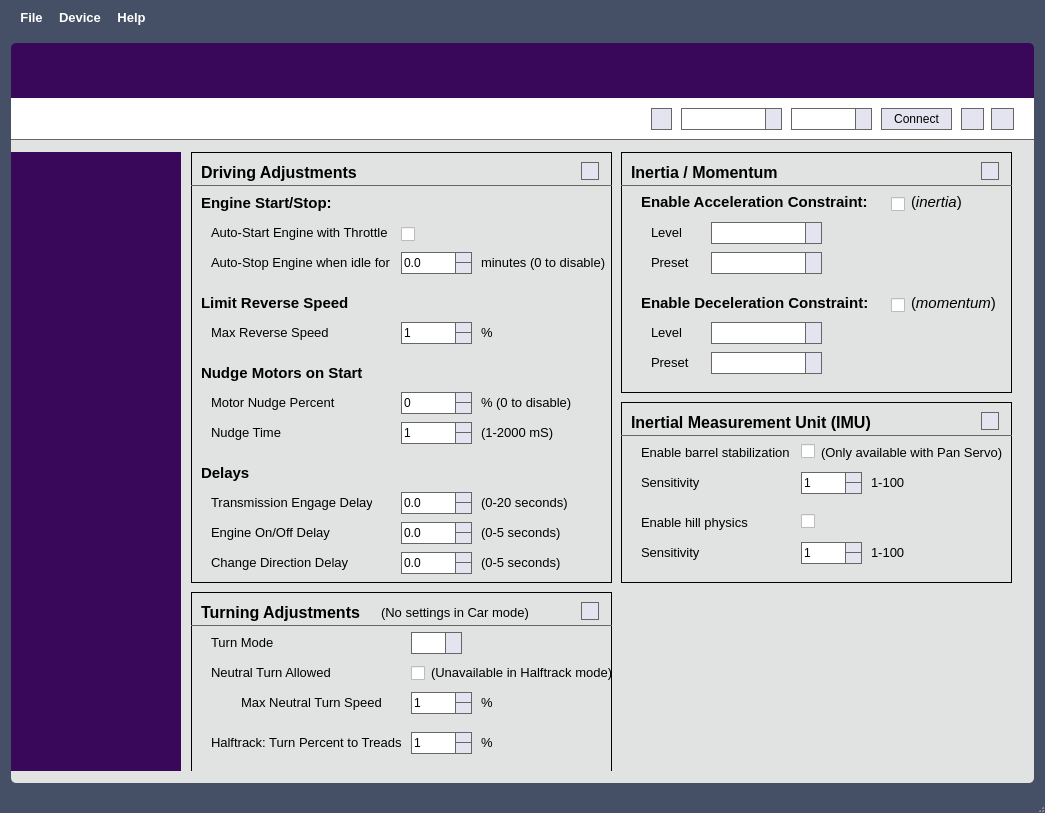
Above: mainwindow.ui from OpenPanzerProject/OP-Config before the change. Below: the same form after it.
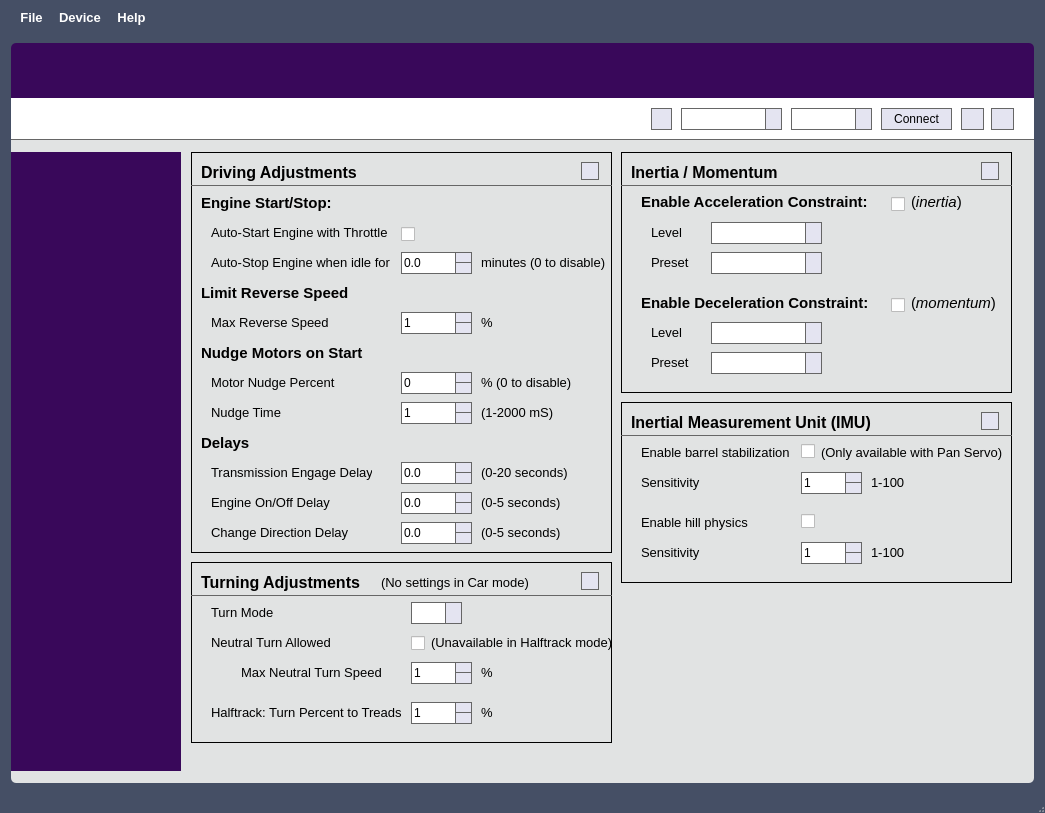
That is the form after the change. The open tabs and pages were chosen to show the change. Icons and pictures are not drawn. Custom widgets are drawn as their Qt base class.

What changed in the file:
```diff
--- a/mainwindow.ui
+++ b/mainwindow.ui
@@ -7711,7 +7711,7 @@
                 <property name="geometry">
                  <rect>
                   <x>10</x>
-                  <y>440</y>
+                  <y>410</y>
                   <width>421</width>
                   <height>181</height>
                  </rect>
@@ -7984,7 +7984,7 @@
                   <x>10</x>
                   <y>0</y>
                   <width>421</width>
-                  <height>431</height>
+                  <height>401</height>
                  </rect>
                 </property>
                 <property name="frameShape">
@@ -8015,7 +8015,7 @@
                  <property name="geometry">
                   <rect>
                    <x>20</x>
-                   <y>170</y>
+                   <y>160</y>
                    <width>151</width>
                    <height>21</height>
                   </rect>
@@ -8071,7 +8071,7 @@
                  <property name="geometry">
                   <rect>
                    <x>210</x>
-                   <y>170</y>
+                   <y>160</y>
                    <width>71</width>
                    <height>22</height>
                   </rect>
@@ -8087,7 +8087,7 @@
                  <property name="geometry">
                   <rect>
                    <x>290</x>
-                   <y>170</y>
+                   <y>160</y>
                    <width>21</width>
                    <height>21</height>
                   </rect>
@@ -8105,7 +8105,7 @@
                  <property name="geometry">
                   <rect>
                    <x>20</x>
-                   <y>400</y>
+                   <y>370</y>
                    <width>141</width>
                    <height>21</height>
                   </rect>
@@ -8123,7 +8123,7 @@
                  <property name="geometry">
                   <rect>
                    <x>290</x>
-                   <y>400</y>
+                   <y>370</y>
                    <width>101</width>
                    <height>21</height>
                   </rect>
@@ -8141,7 +8141,7 @@
                  <property name="geometry">
                   <rect>
                    <x>20</x>
-                   <y>370</y>
+                   <y>340</y>
                    <width>121</width>
                    <height>21</height>
                   </rect>
@@ -8159,7 +8159,7 @@
                  <property name="geometry">
                   <rect>
                    <x>20</x>
-                   <y>340</y>
+                   <y>310</y>
                    <width>161</width>
                    <height>21</height>
                   </rect>
@@ -8177,7 +8177,7 @@
                  <property name="geometry">
                   <rect>
                    <x>290</x>
-                   <y>370</y>
+                   <y>340</y>
                    <width>101</width>
                    <height>21</height>
                   </rect>
@@ -8195,7 +8195,7 @@
                  <property name="geometry">
                   <rect>
                    <x>290</x>
-                   <y>340</y>
+                   <y>310</y>
                    <width>101</width>
                    <height>21</height>
                   </rect>
@@ -8319,7 +8319,7 @@
                  <property name="geometry">
                   <rect>
                    <x>10</x>
-                   <y>140</y>
+                   <y>130</y>
                    <width>241</width>
                    <height>21</height>
                   </rect>
@@ -8339,7 +8339,7 @@
                  <property name="geometry">
                   <rect>
                    <x>290</x>
-                   <y>270</y>
+                   <y>250</y>
                    <width>81</width>
                    <height>21</height>
                   </rect>
@@ -8357,7 +8357,7 @@
                  <property name="geometry">
                   <rect>
                    <x>20</x>
-                   <y>240</y>
+                   <y>220</y>
                    <width>151</width>
                    <height>21</height>
                   </rect>
@@ -8375,7 +8375,7 @@
                  <property name="geometry">
                   <rect>
                    <x>20</x>
-                   <y>270</y>
+                   <y>250</y>
                    <width>141</width>
                    <height>21</height>
                   </rect>
@@ -8393,7 +8393,7 @@
                  <property name="geometry">
                   <rect>
                    <x>210</x>
-                   <y>240</y>
+                   <y>220</y>
                    <width>71</width>
                    <height>22</height>
                   </rect>
@@ -8409,7 +8409,7 @@
                  <property name="geometry">
                   <rect>
                    <x>210</x>
-                   <y>270</y>
+                   <y>250</y>
                    <width>71</width>
                    <height>22</height>
                   </rect>
@@ -8428,7 +8428,7 @@
                  <property name="geometry">
                   <rect>
                    <x>290</x>
-                   <y>240</y>
+                   <y>220</y>
                    <width>101</width>
                    <height>21</height>
                   </rect>
@@ -8446,7 +8446,7 @@
                  <property name="geometry">
                   <rect>
                    <x>10</x>
-                   <y>210</y>
+                   <y>190</y>
                    <width>241</width>
                    <height>21</height>
                   </rect>
@@ -8466,7 +8466,7 @@
                  <property name="geometry">
                   <rect>
                    <x>10</x>
-                   <y>310</y>
+                   <y>280</y>
                    <width>241</width>
                    <height>21</height>
                   </rect>
@@ -8486,7 +8486,7 @@
                  <property name="geometry">
                   <rect>
                    <x>210</x>
-                   <y>400</y>
+                   <y>370</y>
                    <width>71</width>
                    <height>22</height>
                   </rect>
@@ -8505,7 +8505,7 @@
                  <property name="geometry">
                   <rect>
                    <x>210</x>
-                   <y>340</y>
+                   <y>310</y>
                    <width>71</width>
                    <height>22</height>
                   </rect>
@@ -8524,7 +8524,7 @@
                  <property name="geometry">
                   <rect>
                    <x>210</x>
-                   <y>370</y>
+                   <y>340</y>
                    <width>71</width>
                    <height>22</height>
                   </rect>
```
Left out of the diff: 4 changed lines with no effect on the pictures.
